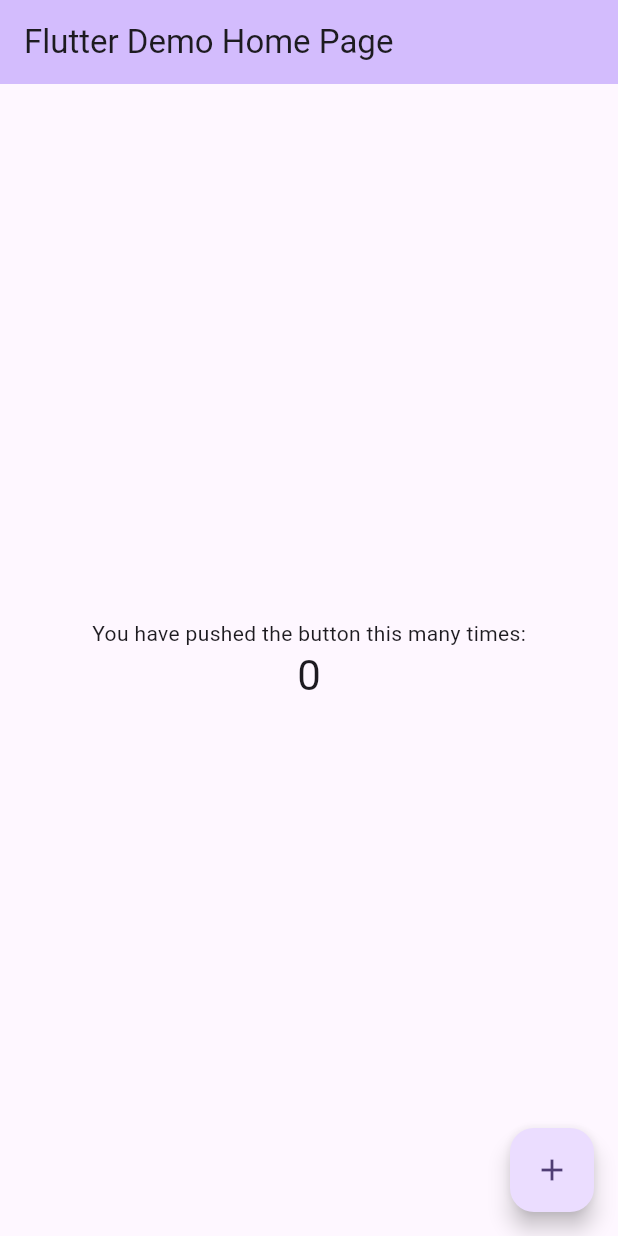
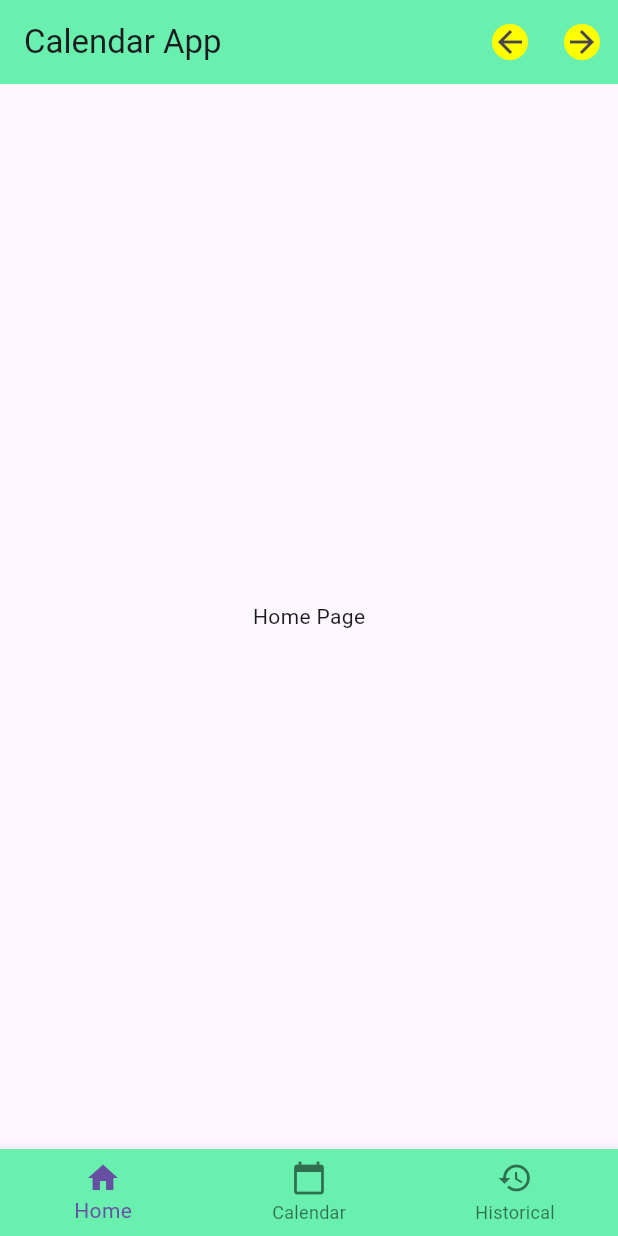
Before and after one commit to settlerde/flutter_kalender_app, a Flutter app: the screen it shows after launch, on a phone screen of 412 x 824 dp. Run offline on Flutter 3.47's test engine with Material 3 defaults, Android fonts, the phone set to English and light mode, and no system bars.

Commit message:
calendar app rendered

```diff
--- a/lib/main.dart
+++ b/lib/main.dart
@@ -1,121 +1,95 @@
 import 'package:flutter/material.dart';
+import 'stateless.dart';
 
 void main() {
-  runApp(const MyApp());
+  runApp(
+    const MaterialApp(home: CalendarApp(), debugShowCheckedModeBanner: false),
+  );
 }
 
-class MyApp extends StatelessWidget {
-  const MyApp({super.key});
+class CalendarApp extends StatefulWidget {
+  const CalendarApp({super.key});
 
-  // This widget is the root of your application.
   @override
-  Widget build(BuildContext context) {
-    return MaterialApp(
-      title: 'Flutter Demo',
-      theme: ThemeData(
-        // This is the theme of your application.
-        //
-        // TRY THIS: Try running your application with "flutter run". You'll see
-        // the application has a purple toolbar. Then, without quitting the app,
-        // try changing the seedColor in the colorScheme below to Colors.green
-        // and then invoke "hot reload" (save your changes or press the "hot
-        // reload" button in a Flutter-supported IDE, or press "r" if you used
-        // the command line to start the app).
-        //
-        // Notice that the counter didn't reset back to zero; the application
-        // state is not lost during the reload. To reset the state, use hot
-        // restart instead.
-        //
-        // This works for code too, not just values: Most code changes can be
-        // tested with just a hot reload.
-        colorScheme: .fromSeed(seedColor: Colors.deepPurple),
-      ),
-      home: const MyHomePage(title: 'Flutter Demo Home Page'),
-    );
-  }
+  State<CalendarApp> createState() => _CalendarAppState();
 }
 
-class MyHomePage extends StatefulWidget {
-  const MyHomePage({super.key, required this.title});
+class _CalendarAppState extends State<CalendarApp> {
+  int _currentIndex = 0;
+  DateTime _selectedDate = DateTime.now();
 
-  // This widget is the home page of your application. It is stateful, meaning
-  // that it has a State object (defined below) that contains fields that affect
-  // how it looks.
-
-  // This class is the configuration for the state. It holds the values (in this
-  // case the title) provided by the parent (in this case the App widget) and
-  // used by the build method of the State. Fields in a Widget subclass are
-  // always marked "final".
-
-  final String title;
-
-  @override
-  State<MyHomePage> createState() => _MyHomePageState();
-}
-
-class _MyHomePageState extends State<MyHomePage> {
-  int _counter = 0;
-
-  void _incrementCounter() {
+  void _onTabTapped(int index) {
     setState(() {
-      // This call to setState tells the Flutter framework that something has
-      // changed in this State, which causes it to rerun the build method below
-      // so that the display can reflect the updated values. If we changed
-      // _counter without calling setState(), then the build method would not be
-      // called again, and so nothing would appear to happen.
-      _counter++;
+      _currentIndex = index;
     });
   }
 
   @override
   Widget build(BuildContext context) {
-    // This method is rerun every time setState is called, for instance as done
-    // by the _incrementCounter method above.
-    //
-    // The Flutter framework has been optimized to make rerunning build methods
-    // fast, so that you can just rebuild anything that needs updating rather
-    // than having to individually change instances of widgets.
+    final List<Widget> pages = [
+      const Center(child: Text('Home Page')),
+      CalendarPage(displayDate: _selectedDate),
+      const Center(child: Text('Historical Page')),
+    ];
     return Scaffold(
       appBar: AppBar(
-        // TRY THIS: Try changing the color here to a specific color (to
-        // Colors.amber, perhaps?) and trigger a hot reload to see the AppBar
-        // change color while the other colors stay the same.
-        backgroundColor: Theme.of(context).colorScheme.inversePrimary,
-        // Here we take the value from the MyHomePage object that was created by
-        // the App.build method, and use it to set our appbar title.
-        title: Text(widget.title),
+        backgroundColor: Colors.greenAccent,
+        title: const Text('Calendar App'),
+        actions: [
+          IconButton(
+            icon: Container(
+              decoration: BoxDecoration(
+                shape: BoxShape.circle,
+                color: Colors.yellowAccent,
+              ),
+              child: const Icon(Icons.arrow_back),
+            ),
+            onPressed: () {
+              setState(() {
+                _selectedDate = DateTime(
+                  _selectedDate.year,
+                  _selectedDate.month - 1,
+                );
+              });
+            },
+          ),
+          IconButton(
+            icon: Container(
+              decoration: BoxDecoration(
+                shape: BoxShape.circle,
+                color: Colors.yellowAccent,
+              ),
+              child: const Icon(Icons.arrow_forward),
+            ),
+            onPressed: () {
+              setState(() {
+                _selectedDate = DateTime(
+                  _selectedDate.year,
+                  _selectedDate.month + 1,
+                );
+              });
+            },
+          ),
+        ],
       ),
-      body: Center(
-        // Center is a layout widget. It takes a single child and positions it
-        // in the middle of the parent.
-        child: Column(
-          // Column is also a layout widget. It takes a list of children and
-          // arranges them vertically. By default, it sizes itself to fit its
-          // children horizontally, and tries to be as tall as its parent.
-          //
-          // Column has various properties to control how it sizes itself and
-          // how it positions its children. Here we use mainAxisAlignment to
-          // center the children vertically; the main axis here is the vertical
-          // axis because Columns are vertical (the cross axis would be
-          // horizontal).
-          //
-          // TRY THIS: Invoke "debug painting" (choose the "Toggle Debug Paint"
-          // action in the IDE, or press "p" in the console), to see the
-          // wireframe for each widget.
-          mainAxisAlignment: .center,
-          children: [
-            const Text('You have pushed the button this many times:'),
-            Text(
-              '$_counter',
-              style: Theme.of(context).textTheme.headlineMedium,
-            ),
-          ],
-        ),
-      ),
-      floatingActionButton: FloatingActionButton(
-        onPressed: _incrementCounter,
-        tooltip: 'Increment',
-        child: const Icon(Icons.add),
+
+      body: pages[_currentIndex],
+
+      bottomNavigationBar: BottomNavigationBar(
+        backgroundColor: Colors.greenAccent,
+        currentIndex: _currentIndex,
+        onTap: _onTabTapped,
+        items: const [
+          BottomNavigationBarItem(icon: Icon(Icons.home), label: 'Home'),
+          BottomNavigationBarItem(
+            icon: Icon(Icons.calendar_today),
+            label: 'Calendar',
+          ),
+          BottomNavigationBarItem(
+            icon: Icon(Icons.history),
+            label: 'Historical',
+          ),
+        ],
       ),
     );
   }
```
Also changed, not shown: lib/stateless.dart (added, +41 -0 lines), 1 other file.
